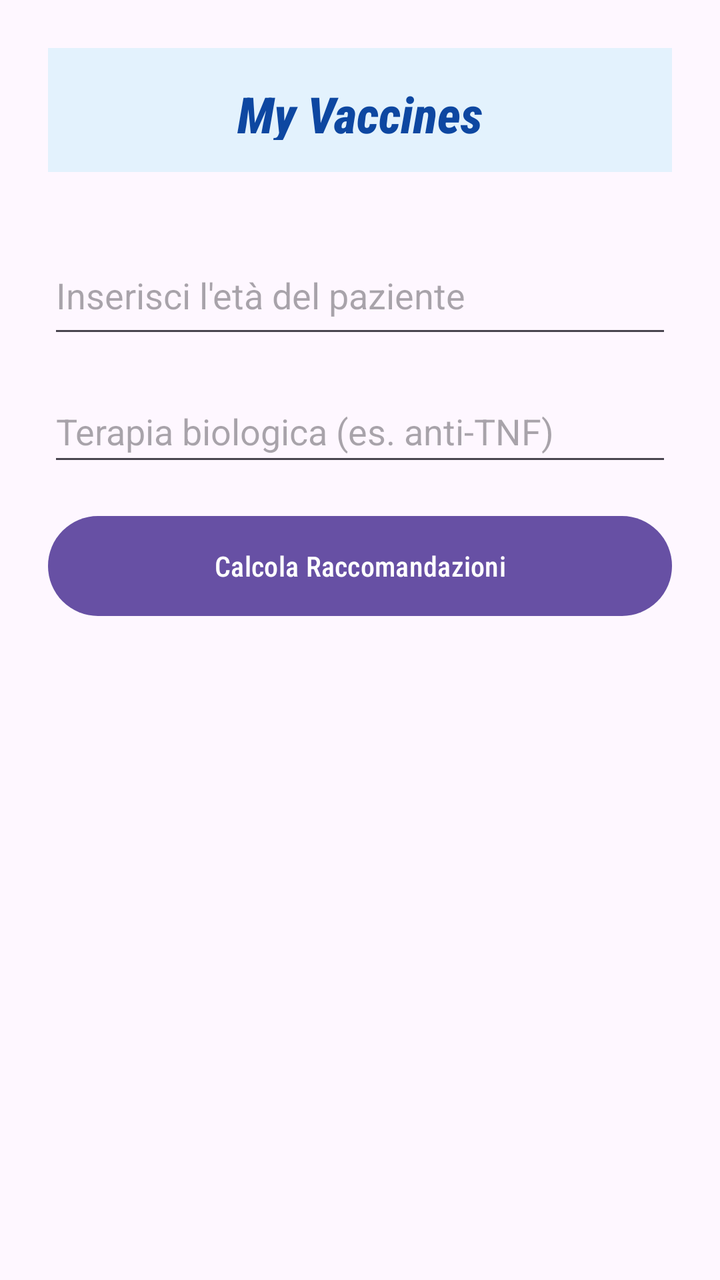
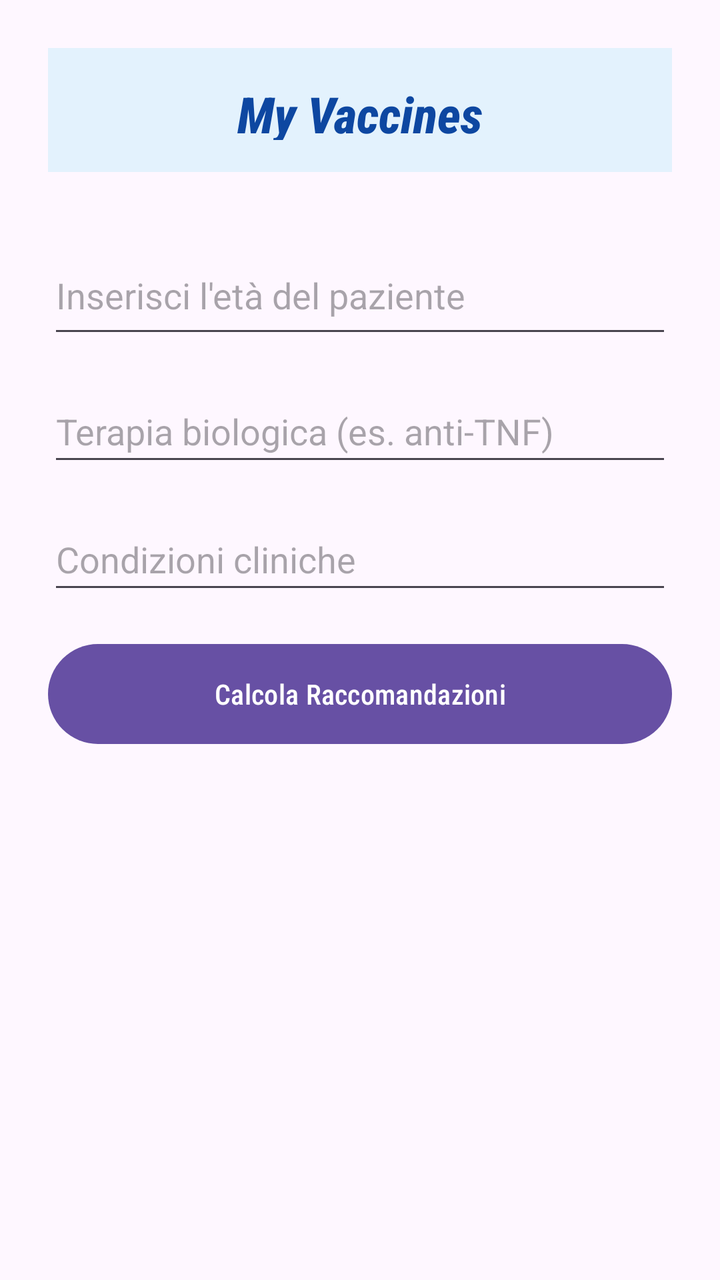

The first picture is an Android layout as it rendered before a commit; the second is the same layout after the commit. The layout source and the unified diff follow.
<!-- AndroidManifest.xml: application theme Theme.MyVaccines -->
<!-- res/layout/activity_main.xml -->
<?xml version="1.0" encoding="utf-8"?>
<LinearLayout xmlns:android="http://schemas.android.com/apk/res/android"
    android:id="@+id/activity_main"
    android:layout_width="match_parent"
    android:layout_height="match_parent"
    android:orientation="vertical"
    android:padding="24dp"
    android:gravity="center_horizontal">

    
    <TextView
        android:layout_width="match_parent"
        android:layout_height="62dp"
        android:layout_marginBottom="32dp"
        android:background="#E3F2FD"
        android:fontFamily="sans-serif-condensed-medium"
        android:gravity="center"
        android:textStyle="bold | italic"
        android:padding="16dp"
        android:text="My Vaccines"
        android:textColor="#0D47A1"
        android:textSize="25sp" />


    

    <EditText
        android:id="@+id/etEta"
        android:layout_width="match_parent"
        android:layout_height="56dp"
        android:layout_marginBottom="16dp"
        android:hint="Inserisci l'età del paziente"
        android:inputType="number" />

    
    <EditText
        android:id="@+id/etTerapia"
        android:layout_width="match_parent"
        android:layout_height="48dp"
        android:layout_marginBottom="16dp"
        android:hint="Terapia biologica (es. anti-TNF)"
        android:inputType="text" />

    
    <Button
        android:id="@+id/btnCalcola"
        android:fontFamily="sans-serif-condensed-medium"
        android:layout_width="match_parent"
        android:layout_height="58dp"
        android:text="Calcola Raccomandazioni" />

</LinearLayout>
<!-- resources referenced by this layout -->
<resources>
  <style name="Theme.MyVaccines" parent="Base.Theme.MyVaccines" />
  <style name="Base.Theme.MyVaccines" parent="Theme.Material3.DayNight.NoActionBar">
          
          
      </style>
</resources>

<!-- the commit's change to res/layout/activity_main.xml (unified diff, before → after) -->
@@ -40,6 +40,16 @@
         android:layout_marginBottom="16dp"
         android:hint="Terapia biologica (es. anti-TNF)"
         android:inputType="text" />
+    
+
+    <EditText
+        android:id= "@+id/etCondizioni"
+        android:layout_width="match_parent"
+        android:layout_height="48dp"
+        android:layout_marginBottom="16dp"
+        android:hint="Condizioni cliniche"
+        android:inputType="text" />
+
 
     
     <Button
